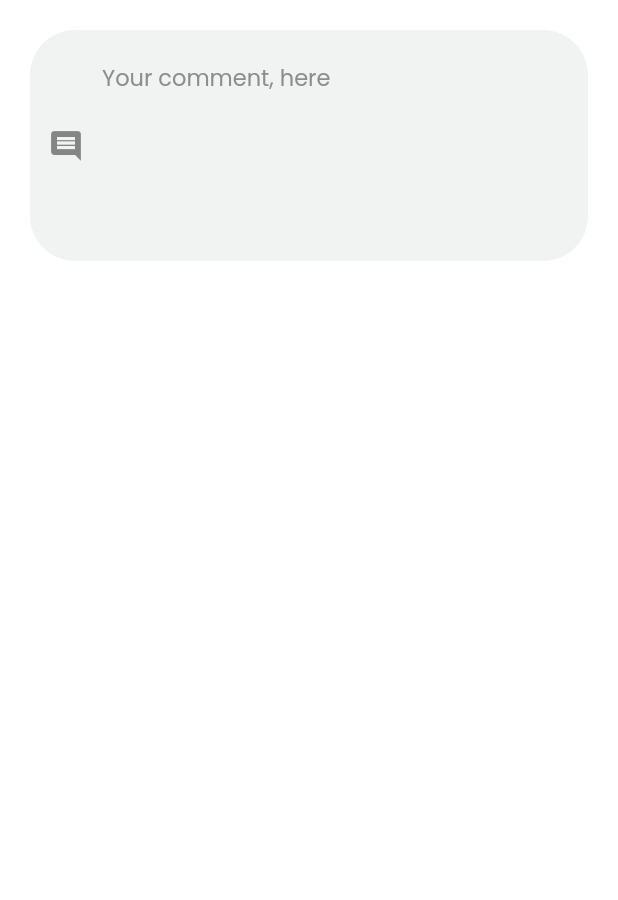
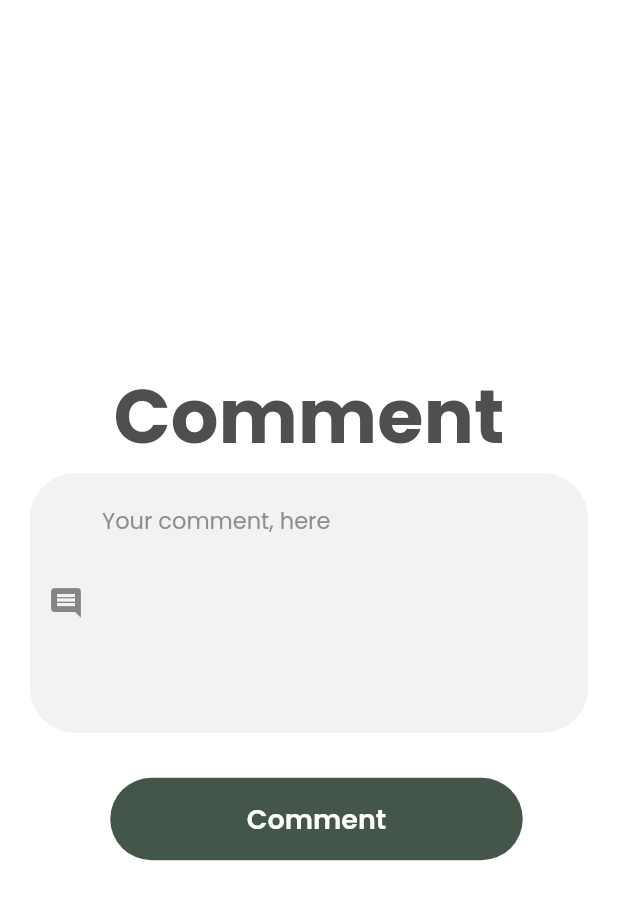
Before and after one commit to Hilkiah-S/Vendorapp, a Flutter app: the Comments screen opened directly, on a phone screen of 412 x 824 dp. Shown: the top 900 px of the screen. Run offline on Flutter 3.47's test engine with Material 2 defaults, Android fonts, the phone set to English and light mode, and no system bars; our stand-ins replace carousel_slider, dio, dropdown_button2, email_validator, flutter_secure_storage, flutter_svg and 4 more; accounts and stored records are empty.

Commit message:
comment section mod

```diff
--- a/lib/components/custom_bottom_bar.dart
+++ b/lib/components/custom_bottom_bar.dart
@@ -29,17 +29,21 @@ class CustomBottomBar extends StatelessWidget {
             },
           ),
           IconButton(
-            icon: SvgPicture.asset('assets/icons/contact_us.svg'),
+            icon: Image.asset('assets/icons/profile_icon.png'),
+            onPressed: () {
+              controller.animateTo(2);
+            },
+          ),
+          IconButton(
+            icon: Image.asset(
+              'assets/icons/contact_us.png',
+              width: 25,
+              height: 25,
+            ),
             onPressed: () {
               controller.animateTo(3);
             },
           ),
-          IconButton(
-            icon: Image.asset('assets/icons/profile_icon.png'),
-            onPressed: () {
-              controller.animateTo(2);
-            },
-          )
         ],
       ),
     );
--- a/lib/screens/postcomment.dart
+++ b/lib/screens/postcomment.dart
@@ -1,5 +1,6 @@
 import 'package:dio/dio.dart';
 import 'package:flutter/material.dart';
+import 'package:get/get.dart';
 import 'package:google_fonts/google_fonts.dart';
 import 'package:hexcolor/hexcolor.dart';
 import 'package:vendorapp/local_storage/secure_storage.dart';
@@ -21,13 +22,22 @@ class _CommentsState extends State<Comments> {
           decoration: BoxDecoration(
             color: Colors.white,
           ),
+          child: Center(
             child: Padding(
                 padding: const EdgeInsets.all(20.0),
                 child: SingleChildScrollView(
                     child: Column(children: [
+                  Text(
+                    "Comment",
+                    style: GoogleFonts.poppins(
+                      fontSize: 50,
+                      fontWeight: FontWeight.bold,
+                      color: HexColor("#4f4f4f"),
+                    ),
+                  ),
                   TextField(
                     controller: comment,
-                  maxLines: 6,
+                    maxLines: 7,
                     decoration: InputDecoration(
                       prefixIcon: const Icon(Icons.comment),
                       // Add a label here
@@ -45,7 +55,41 @@ class _CommentsState extends State<Comments> {
                       filled: true,
                     ),
                   ),
-              ])))),
+                  SizedBox(
+                    height: 20,
+                  ),
+                  GestureDetector(
+                    onTap: () {
+                      if (comment.text != null) {
+                        Comment_post(comment.text);
+                      } else {
+                        Get.snackbar("Error", "Comment can not be Empty");
+                      }
+                    },
+                    child: Padding(
+                      padding: const EdgeInsets.fromLTRB(20, 10, 10, 10),
+                      child: Container(
+                        padding: const EdgeInsets.fromLTRB(0, 14, 0, 10),
+                        height: 55,
+                        width: 275,
+                        decoration: BoxDecoration(
+                          color: HexColor('#44564a'),
+                          borderRadius: BorderRadius.circular(30),
+                        ),
+                        child: Text(
+                          "Comment",
+                          textAlign: TextAlign.center,
+                          style: GoogleFonts.poppins(
+                            color: Colors.white,
+                            fontSize: 18,
+                            fontWeight: FontWeight.w600,
+                          ),
+                        ),
+                      ),
+                    ),
+                  ),
+                ]))),
+          )),
     );
   }
 
```
Lines whose indentation alone changed are shown as unchanged.
